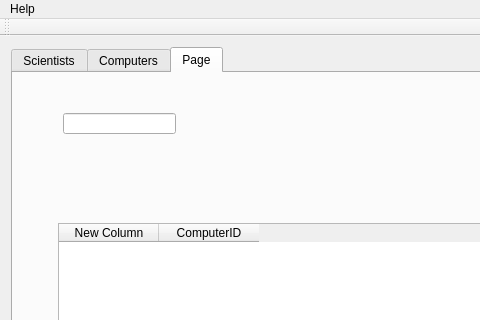
This is Gui-Vln-2016/mainwindow.ui in ivark16/Vln-2016 as Qt 5 draws it before an edit; both pictures show x 0 to 480 and y 0 to 320 of the 1100 by 600 pixel window. The edited form follows.
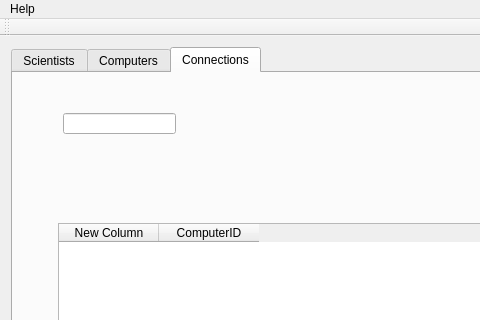
This is the edited form.

Commit message: connection tab

Patch:
```diff
--- a/Gui-Vln-2016/mainwindow.ui
+++ b/Gui-Vln-2016/mainwindow.ui
@@ -258,7 +258,7 @@
       </widget>
       <widget class="QWidget" name="tab_3">
        <attribute name="title">
-        <string>Page</string>
+        <string>Connections</string>
        </attribute>
        <widget class="QPushButton" name="pushButton_5">
         <property name="geometry">
```
Left out of the diff: 2 changed lines with no effect on the pictures.
